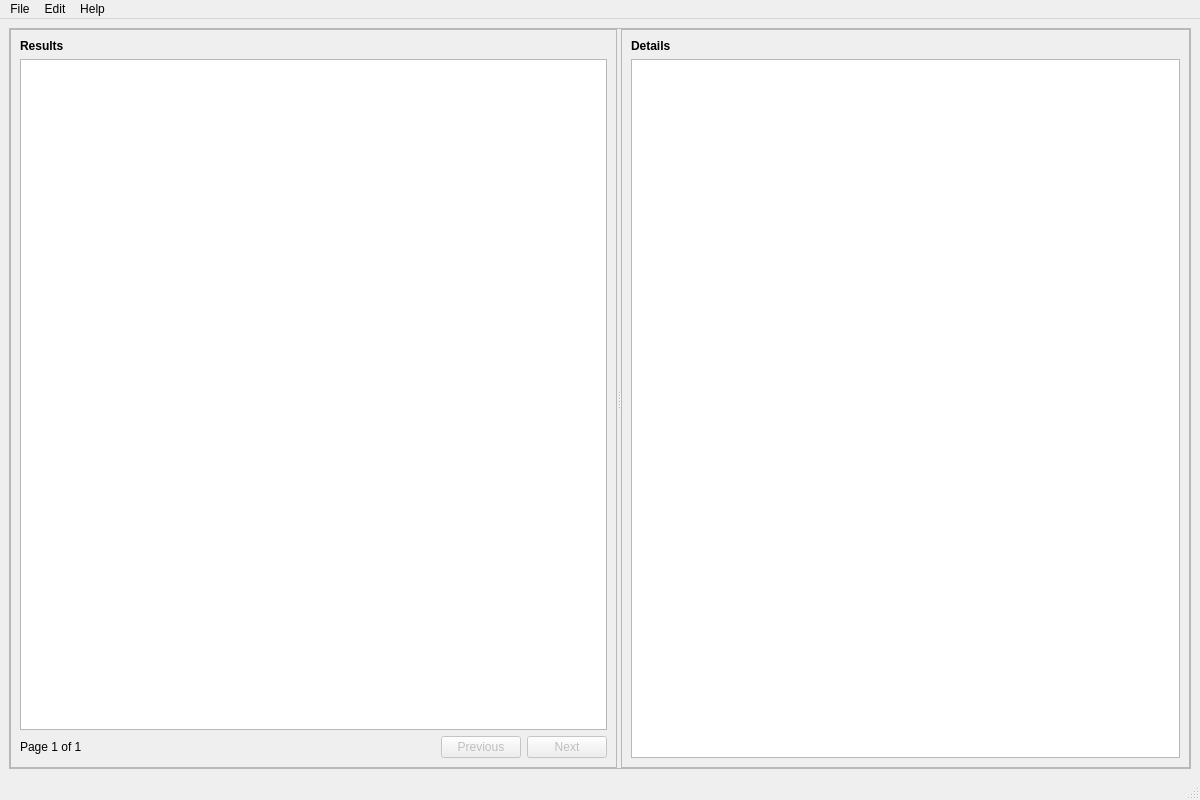
Above: ui/mainwindow.ui from MoeclubL/MusicBrainzQt before the change. Below: the same form after it.
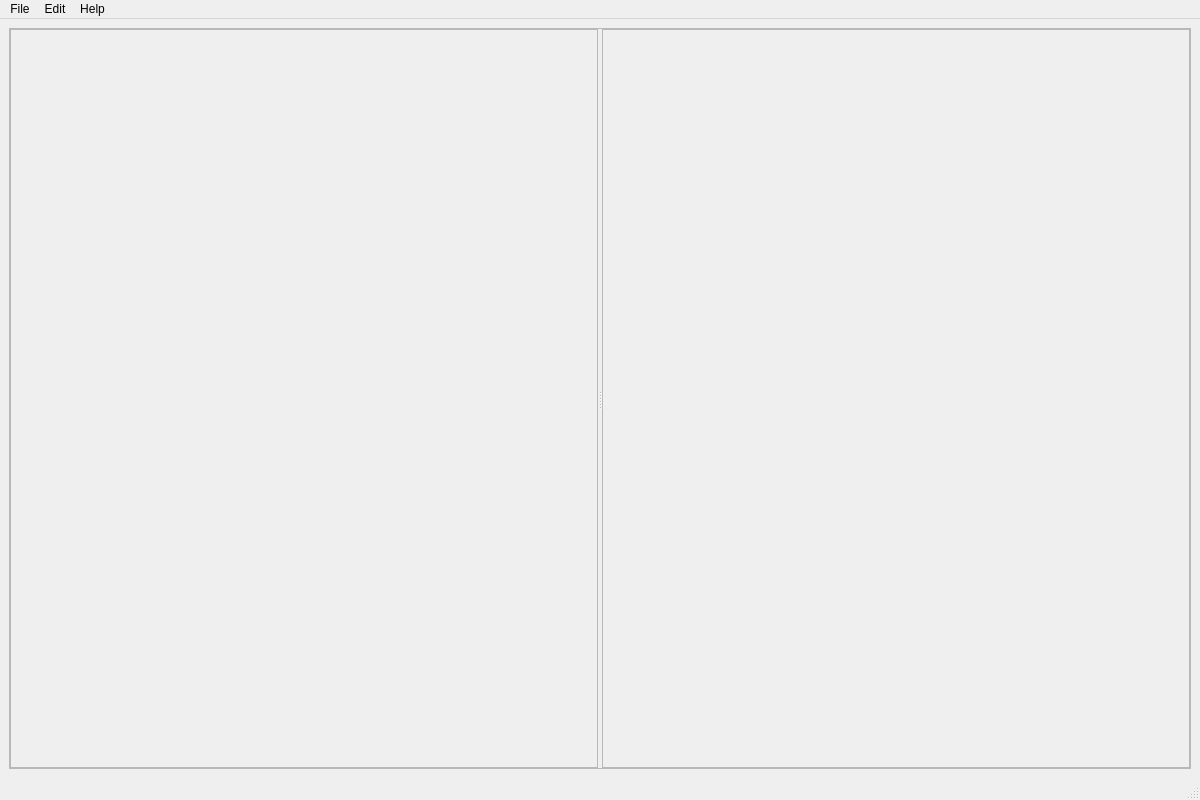
That is the form after the change.

Diff of the .ui file:
```diff
--- a/ui/mainwindow.ui
+++ b/ui/mainwindow.ui
@@ -46,73 +46,6 @@
         <property name="bottomMargin">
          <number>9</number>
         </property>
-        <item>
-         <widget class="QLabel" name="resultsLabel">
-          <property name="text">
-           <string>Results</string>
-          </property>
-          <property name="styleSheet">
-           <string notr="true">font-weight: bold; font-size: 12px;</string>
-          </property>
-         </widget>
-        </item>
-        <item>
-         <widget class="QTableView" name="resultTableView">
-          <property name="alternatingRowColors">
-           <bool>true</bool>
-          </property>
-          <property name="selectionBehavior">
-           <enum>QAbstractItemView::SelectRows</enum>
-          </property>
-          <property name="selectionMode">
-           <enum>QAbstractItemView::SingleSelection</enum>
-          </property>
-         </widget>
-        </item>
-        <item>
-         <layout class="QHBoxLayout" name="paginationLayout">
-          <item>
-           <widget class="QLabel" name="pageInfoLabel">
-            <property name="text">
-             <string>Page 1 of 1</string>
-            </property>
-           </widget>
-          </item>
-          <item>
-           <spacer name="horizontalSpacer">
-            <property name="orientation">
-             <enum>Qt::Horizontal</enum>
-            </property>
-            <property name="sizeHint" stdset="0">
-             <size>
-              <width>40</width>
-              <height>20</height>
-             </size>
-            </property>
-           </spacer>
-          </item>
-          <item>
-           <widget class="QPushButton" name="prevPageButton">
-            <property name="text">
-             <string>Previous</string>
-            </property>
-            <property name="enabled">
-             <bool>false</bool>
-            </property>
-           </widget>
-          </item>
-          <item>
-           <widget class="QPushButton" name="nextPageButton">
-            <property name="text">
-             <string>Next</string>
-            </property>
-            <property name="enabled">
-             <bool>false</bool>
-            </property>
-           </widget>
-          </item>
-         </layout>
-        </item>
        </layout>
       </widget>
       <widget class="QFrame" name="rightPanel">
@@ -141,29 +74,6 @@
         <property name="bottomMargin">
          <number>9</number>
         </property>
-        <item>
-         <widget class="QLabel" name="detailsLabel">
-          <property name="text">
-           <string>Details</string>
-          </property>
-          <property name="styleSheet">
-           <string notr="true">font-weight: bold; font-size: 12px;</string>
-          </property>
-         </widget>
-        </item>
-        <item>
-         <widget class="QListView" name="detailListView">
-          <property name="alternatingRowColors">
-           <bool>true</bool>
-          </property>
-          <property name="iconSize">
-           <size>
-            <width>24</width>
-            <height>24</height>
-           </size>
-          </property>
-         </widget>
-        </item>
        </layout>
       </widget>
      </widget>
```
